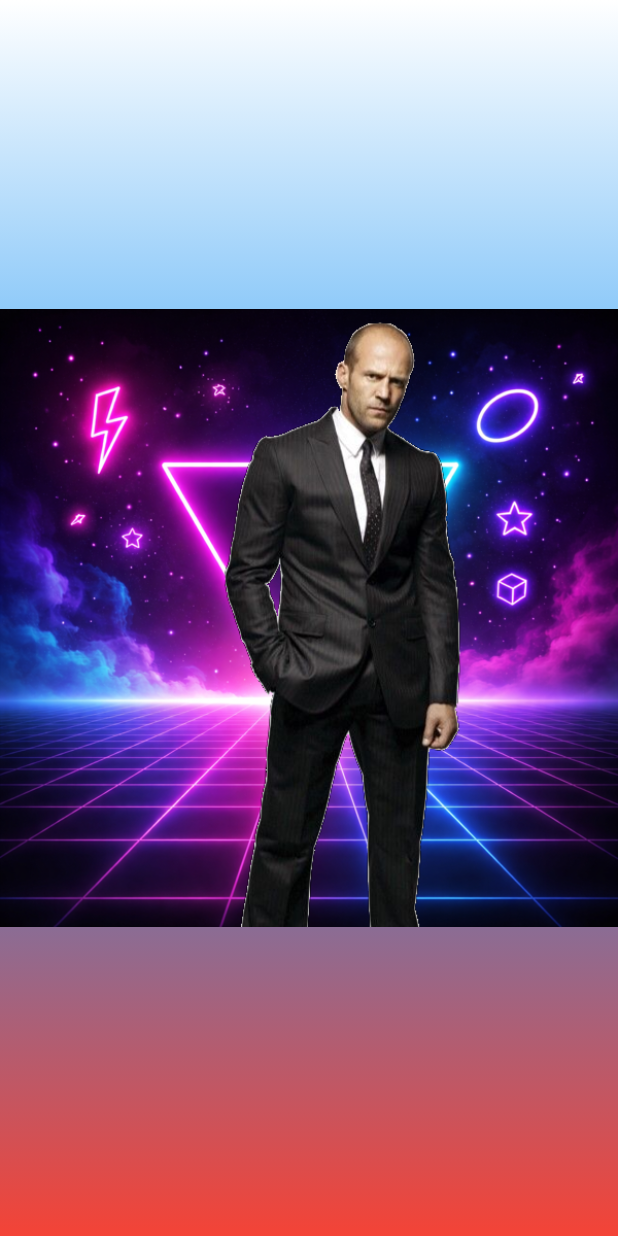
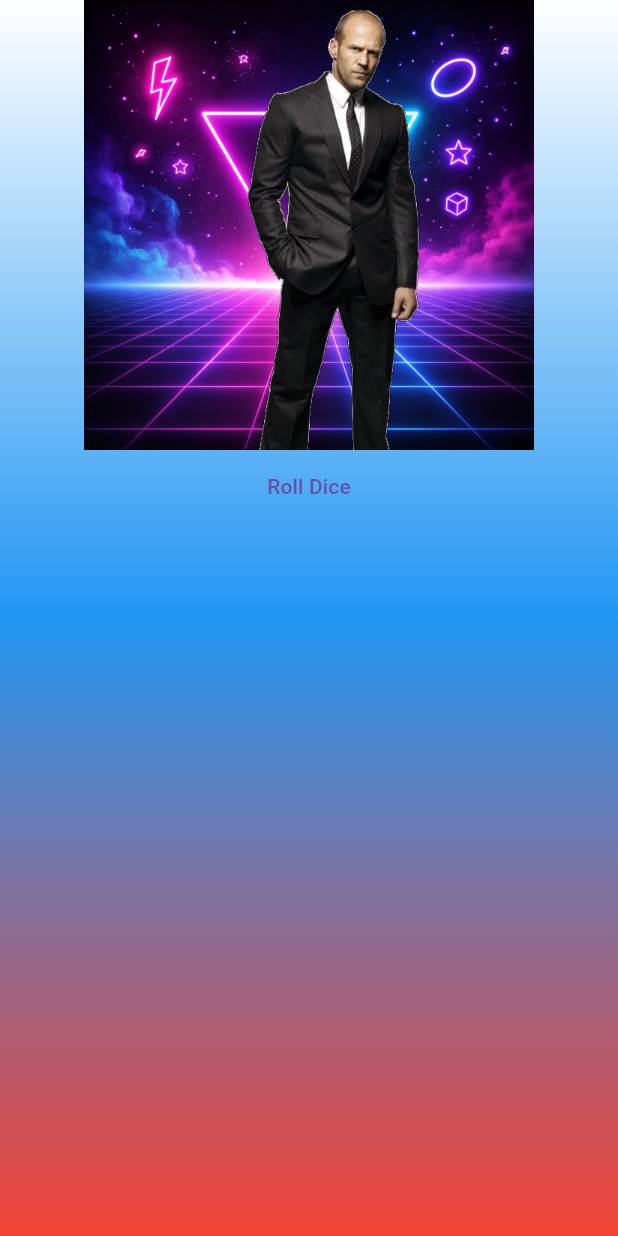
Before and after one commit to YuriiSuperProg/Flutter_Lab4_1, a Flutter app: the screen it shows after launch, on a phone screen of 412 x 824 dp. Run offline on Flutter 3.47's test engine with Material 3 defaults, Android fonts, the phone set to English and light mode, and no system bars.

Commit message:
Add Roll Dice button

```diff
--- a/lib/gradient_container.dart
+++ b/lib/gradient_container.dart
@@ -14,6 +14,9 @@ class GradientContainer
     this.color3, {
     super.key,
   });
+
+  void rollDice() {}
+
   @override
   Widget build(BuildContext context) {
     return Container(
@@ -25,8 +28,17 @@ class GradientContainer
         ),
       ),
       child: Center(
-        child: Image.asset(
-          'assets/images/dice-1.png',
+        child: Column(
+          children: [
+            Image.asset(
+              'assets/images/dice-1.png',
+              width: 300,
+            ),
+            TextButton(
+              onPressed: rollDice,
+              child: Text("Roll Dice"),
+            ),
+          ],
         ),
       ),
     );
```
